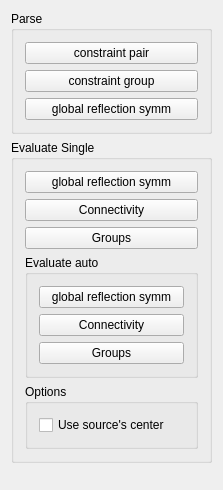
Above: ScorerLib/ScorerWidget.ui from ialhashim/topo-blend before the change. Below: the same form after it.
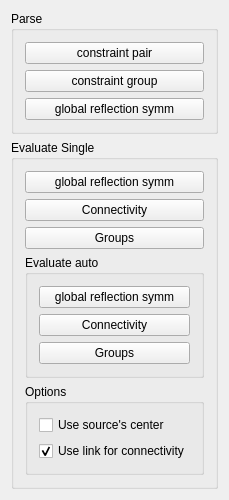
That is the form after the change.

```diff
--- a/ScorerLib/ScorerWidget.ui
+++ b/ScorerLib/ScorerWidget.ui
@@ -120,6 +120,16 @@
            </property>
           </widget>
          </item>
+         <item>
+          <widget class="QCheckBox" name="bUseLink">
+           <property name="text">
+            <string>Use link for connectivity</string>
+           </property>
+           <property name="checked">
+            <bool>true</bool>
+           </property>
+          </widget>
+         </item>
         </layout>
        </widget>
       </item>
```
